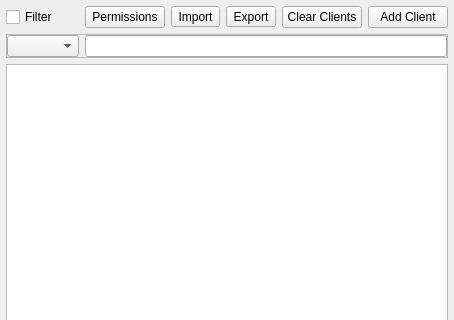
The window that src/widget/quamodbusclienttree.ui (juangburgos/QUaModbusClient) describes before a commit, drawn with Qt 5; both pictures show x 0 to 454 and y 0 to 320 of the 454 by 495 pixel window.
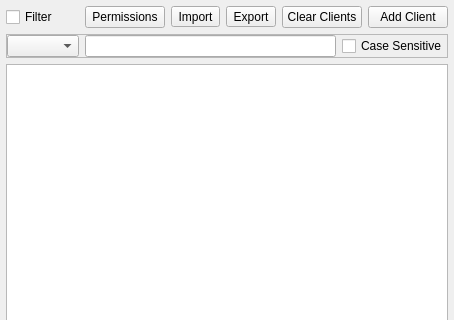
The same window after the commit. Custom widgets are drawn as their Qt base class.

Commit message: Added CaseSensitivity checkbox for QUaModbusClientTree

Patch:
```diff
--- a/src/widget/quamodbusclienttree.ui
+++ b/src/widget/quamodbusclienttree.ui
@@ -89,6 +89,13 @@
       <item>
        <widget class="QLineEdit" name="lineEditFilterText"/>
       </item>
+      <item>
+       <widget class="QCheckBox" name="checkBoxCase">
+        <property name="text">
+         <string>Case Sensitive</string>
+        </property>
+       </widget>
+      </item>
      </layout>
     </widget>
    </item>
```
The commit also changes 2 other files.
